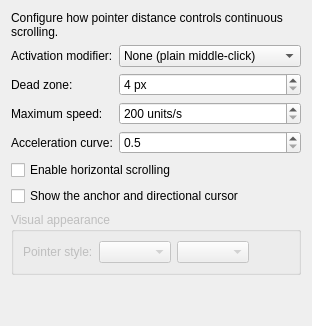
Qt form kcm/autoscroll_config.ui (elecxyz/Kwin_AutoScroll) before a commit.
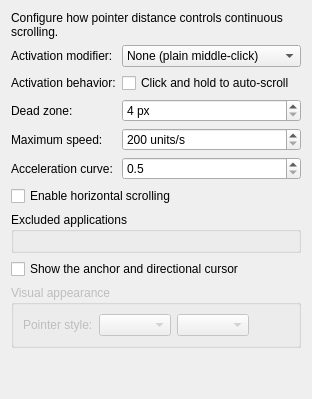
The same form after that commit. Custom widgets are drawn as their Qt base class.

Commit message: - Added an application exclusion list with a KWin running-window picker and a   searchable installed-application chooser. - Allowed excluded applications to receive their normal middle-click input   without AutoScroll glyphs or generated scrolling. - Added optional click-and-hold activation while preserving click-to-toggle as   the default. Resolves #3 - Made modified hold activation wait for modifier release, preventing   generated scrolling from becoming a modified-wheel action. - Binaries updated for SteamOS build - Updated glyph colour to fix breeze / breeze dark. Resolves #4

What changed in the file:
```diff
--- a/kcm/autoscroll_config.ui
+++ b/kcm/autoscroll_config.ui
@@ -38,25 +38,39 @@
       </widget>
      </item>
      <item row="1" column="0">
+      <widget class="QLabel" name="activationBehaviorLabel">
+       <property name="text"><string>Activation behavior:</string></property>
+       <property name="buddy"><cstring>kcfg_HoldToScroll</cstring></property>
+      </widget>
+     </item>
+     <item row="1" column="1">
+      <widget class="QCheckBox" name="kcfg_HoldToScroll">
+       <property name="text"><string>Click and hold to auto-scroll</string></property>
+       <property name="toolTip">
+        <string>Keep the middle button held while scrolling. When an activation modifier is configured, release the modifier first; releasing the middle button stops AutoScroll.</string>
+       </property>
+      </widget>
+     </item>
+     <item row="2" column="0">
       <widget class="QLabel" name="deadZoneLabel">
        <property name="text"><string>Dead zone:</string></property>
        <property name="buddy"><cstring>kcfg_DeadZone</cstring></property>
       </widget>
      </item>
-     <item row="1" column="1">
+     <item row="2" column="1">
       <widget class="QSpinBox" name="kcfg_DeadZone">
        <property name="suffix"><string> px</string></property>
        <property name="minimum"><number>4</number></property>
        <property name="maximum"><number>64</number></property>
       </widget>
      </item>
-     <item row="2" column="0">
+     <item row="3" column="0">
       <widget class="QLabel" name="maximumSpeedLabel">
        <property name="text"><string>Maximum speed:</string></property>
        <property name="buddy"><cstring>kcfg_MaximumSpeed</cstring></property>
       </widget>
      </item>
-     <item row="2" column="1">
+     <item row="3" column="1">
       <widget class="QSpinBox" name="kcfg_MaximumSpeed">
        <property name="suffix"><string> units/s</string></property>
        <property name="minimum"><number>200</number></property>
@@ -64,13 +78,13 @@
        <property name="singleStep"><number>100</number></property>
       </widget>
      </item>
-     <item row="3" column="0">
+     <item row="4" column="0">
       <widget class="QLabel" name="accelerationLabel">
        <property name="text"><string>Acceleration curve:</string></property>
        <property name="buddy"><cstring>kcfg_AccelerationExponent</cstring></property>
       </widget>
      </item>
-     <item row="3" column="1">
+     <item row="4" column="1">
       <widget class="QDoubleSpinBox" name="kcfg_AccelerationExponent">
        <property name="toolTip">
         <string>Higher values make scrolling gentler near the anchor and steeper farther away.</string>
@@ -84,8 +98,18 @@
     </layout>
    </item>
    <item>
-    <widget class="QCheckBox" name="kcfg_HorizontalScrolling">
+   <widget class="QCheckBox" name="kcfg_HorizontalScrolling">
      <property name="text"><string>Enable horizontal scrolling</string></property>
+   </widget>
+  </item>
+   <item>
+    <widget class="QGroupBox" name="excludedApplicationsGroupBox">
+     <property name="title"><string>Excluded applications</string></property>
+     <layout class="QVBoxLayout" name="excludedApplicationsLayout">
+      <item>
+       <widget class="AutoScroll::ApplicationExclusionsWidget" name="kcfg_ExcludedApplications"/>
+      </item>
+     </layout>
     </widget>
    </item>
    <item>
@@ -133,6 +157,11 @@
   </layout>
  </widget>
  <customwidgets>
+  <customwidget>
+   <class>AutoScroll::ApplicationExclusionsWidget</class>
+   <extends>QWidget</extends>
+   <header>applicationexclusionswidget.h</header>
+  </customwidget>
   <customwidget>
    <class>AutoScroll::GlyphStyleComboBox</class>
    <extends>QComboBox</extends>
```
The commit also changes 33 other files.
